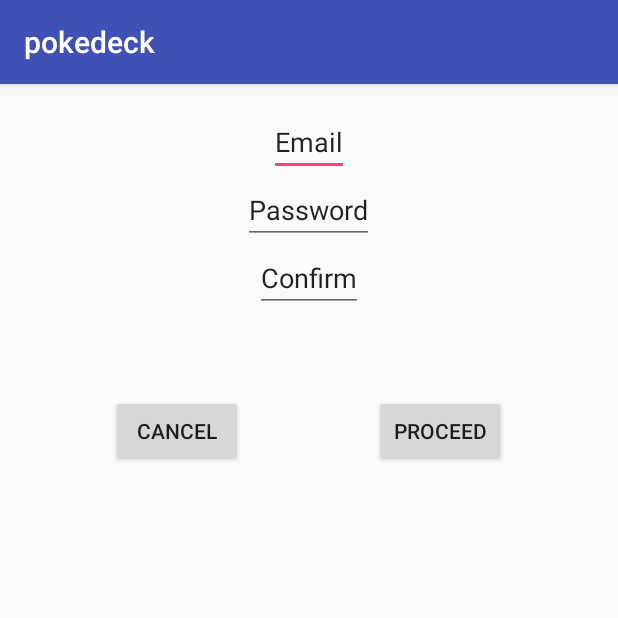
After one commit to fabfromsky/Pokedeck, an Android app: the RegisterActivity screen opened directly, with no data from a screen before it, on a phone screen of 412 x 824 dp, the top half of it. The commit adds this screen. Run offline under Robolectric (Android 15) with nearby library versions, the phone set to English and light mode, and no system bars; our stand-ins replace Volley.

Commit message:
Adds register activity and layout
To be more efficient a string names baseURL was created so it's now more simple to use the API with the doc. Also provide a better management in time. To be updated when Register part will be fully valdiated

```diff
--- a/app/src/main/AndroidManifest.xml
+++ b/app/src/main/AndroidManifest.xml
@@ -18,15 +18,14 @@
         <activity android:name=".activity.PokedeckActivity">
             <intent-filter>
                 <action android:name="android.intent.action.MAIN" />
+
                 <category android:name="android.intent.category.LAUNCHER" />
             </intent-filter>
         </activity>
-
         <activity
             android:name=".activity.LoginActivity"
             android:label="@string/app_name" />
-
-
+        <activity android:name=".activity.RegisterActivity"></activity>
     </application>
 
 </manifest>
--- a/app/src/main/java/com/pokedeck/imie/pokedeck/activity/PokedeckActivity.java
+++ b/app/src/main/java/com/pokedeck/imie/pokedeck/activity/PokedeckActivity.java
@@ -40,7 +40,7 @@ public class PokedeckActivity extends AppCompatActivity {
 
     private void loginCheck() {
         SharedPreferences sharedPreferences = getSharedPreferences("com.imie.pokedeck.prefs", Context.MODE_PRIVATE);
-        if (!sharedPreferences.contains("email")) {
+        if (!sharedPreferences.contains("mEmail")) {
             Intent intent = new Intent(this, LoginActivity.class);
             startActivity(intent);
         } else {
--- /dev/null
+++ b/app/src/main/res/layout/activity_register.xml
@@ -0,0 +1,54 @@
+<?xml version="1.0" encoding="utf-8"?>
+<RelativeLayout xmlns:android="http://schemas.android.com/apk/res/android"
+    xmlns:tools="http://schemas.android.com/tools"
+    android:layout_width="match_parent"
+    android:layout_height="match_parent"
+    android:paddingBottom="@dimen/activity_vertical_margin"
+    android:paddingLeft="@dimen/activity_horizontal_margin"
+    android:paddingRight="@dimen/activity_horizontal_margin"
+    android:paddingTop="@dimen/activity_vertical_margin"
+    tools:context="com.pokedeck.imie.pokedeck.activity.RegisterActivity">
+
+    <EditText
+        android:layout_width="wrap_content"
+        android:layout_height="wrap_content"
+        android:id="@+id/editTextRegisterEmail"
+        android:layout_alignParentTop="true"
+        android:layout_centerHorizontal="true"
+        android:text="Email" />
+
+    <EditText
+        android:layout_width="wrap_content"
+        android:layout_height="wrap_content"
+        android:id="@+id/editTextRegisterPassword"
+        android:layout_below="@+id/editTextRegisterEmail"
+        android:layout_centerHorizontal="true"
+        android:text="Password" />
+
+    <EditText
+        android:layout_width="wrap_content"
+        android:layout_height="wrap_content"
+        android:id="@+id/editTextRegisterConfirm"
+        android:layout_below="@+id/editTextRegisterPassword"
+        android:layout_centerHorizontal="true"
+        android:text="Confirm" />
+
+    <Button
+        android:layout_width="wrap_content"
+        android:layout_height="wrap_content"
+        android:text="Cancel"
+        android:id="@+id/buttonRegisterCancel"
+        android:layout_below="@+id/editTextRegisterConfirm"
+        android:layout_toLeftOf="@+id/editTextRegisterPassword"
+        android:layout_toStartOf="@+id/editTextRegisterPassword"
+        android:layout_marginTop="55dp" />
+
+    <Button
+        android:layout_width="wrap_content"
+        android:layout_height="wrap_content"
+        android:text="Proceed"
+        android:id="@+id/buttonRegisterProceed"
+        android:layout_alignBottom="@+id/buttonRegisterCancel"
+        android:layout_toRightOf="@+id/editTextRegisterPassword"
+        android:layout_toEndOf="@+id/editTextRegisterPassword" />
+</RelativeLayout>
--- a/app/src/main/res/values/strings.xml
+++ b/app/src/main/res/values/strings.xml
@@ -1,5 +1,8 @@
 <resources>
     <string name="app_name">pokedeck</string>
+
+    <!-- Configuration strings -->
+    <string name="baseURL">http://pokedeck-deploy.mathieupascobreillot.xyz</string>
 
     <!-- Strings related to login -->
     <string name="prompt_email">Email</string>
```
Also changed, not shown: app/src/main/java/com/pokedeck/imie/pokedeck/activity/LoginActivity.java (+9 -53 lines), app/src/main/java/com/pokedeck/imie/pokedeck/activity/RegisterActivity.java (added, +246 -0 lines).
